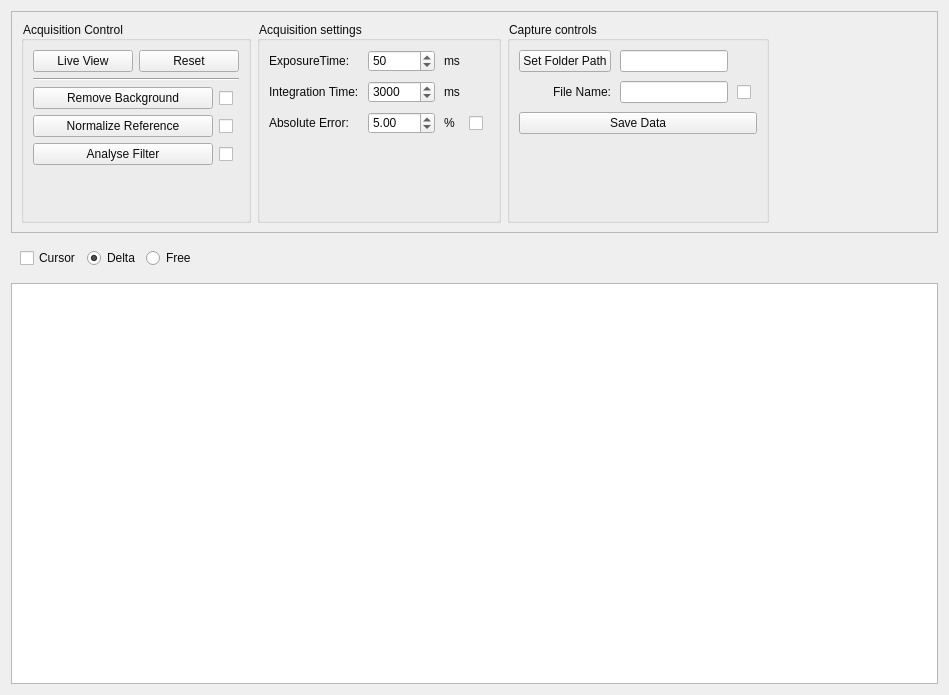
Above: gui/views/filterViewUiDark.ui from PyMarc2/OceanOpticsSpectroViewer before the change. Below: the same form after it.
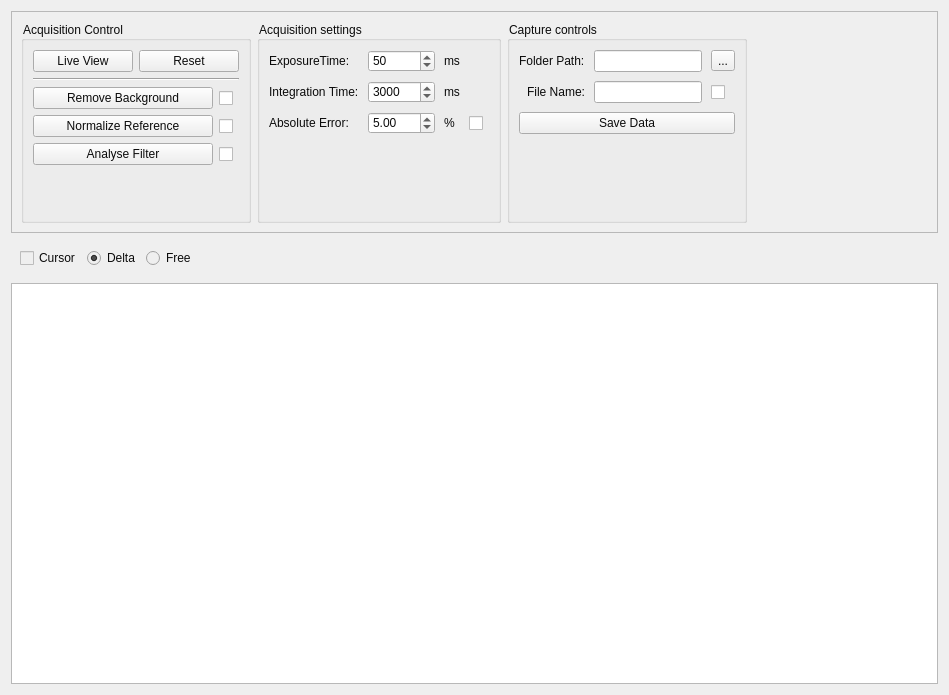
That is the form after the change. Custom widgets are drawn as their Qt base class.

Commit message: Free cursor mode added

What changed in the file:
```diff
--- a/gui/views/filterViewUiDark.ui
+++ b/gui/views/filterViewUiDark.ui
@@ -27,6 +27,9 @@
      <layout class="QHBoxLayout" name="horizontalLayout_5">
       <item>
        <widget class="QCheckBox" name="cb_cursor">
+        <property name="enabled">
+         <bool>false</bool>
+        </property>
         <property name="statusTip">
          <string>Show a crosshair cursor.</string>
         </property>
@@ -37,6 +40,9 @@
       </item>
       <item>
        <widget class="QRadioButton" name="rb_delta">
+        <property name="enabled">
+         <bool>false</bool>
+        </property>
         <property name="toolTip">
          <string>Double-click to set a marker</string>
         </property>
@@ -59,6 +65,9 @@
       </item>
       <item>
        <widget class="QRadioButton" name="rb_free">
+        <property name="enabled">
+         <bool>false</bool>
+        </property>
         <property name="toolTip">
          <string>Double-click to set a marker</string>
         </property>
@@ -623,22 +632,6 @@
            <property name="spacing">
             <number>9</number>
            </property>
-           <item row="0" column="0">
-            <widget class="QPushButton" name="pb_setFolderPath">
-             <property name="sizePolicy">
-              <sizepolicy hsizetype="Minimum" vsizetype="Fixed">
-               <horstretch>0</horstretch>
-               <verstretch>0</verstretch>
-              </sizepolicy>
-             </property>
-             <property name="statusTip">
-              <string>Opens a dialog box to select destination filer.</string>
-             </property>
-             <property name="text">
-              <string>Set Folder Path</string>
-             </property>
-            </widget>
-           </item>
            <item row="1" column="0">
             <widget class="QLabel" name="la_fileName">
              <property name="sizePolicy">
@@ -703,6 +696,20 @@
              </property>
             </widget>
            </item>
+           <item row="0" column="3">
+            <widget class="QToolButton" name="tbfolderPath">
+             <property name="text">
+              <string>...</string>
+             </property>
+            </widget>
+           </item>
+           <item row="0" column="0">
+            <widget class="QLabel" name="label_5">
+             <property name="text">
+              <string>Folder Path:</string>
+             </property>
+            </widget>
+           </item>
           </layout>
          </item>
          <item>
```
The commit also changes 1 other file.
